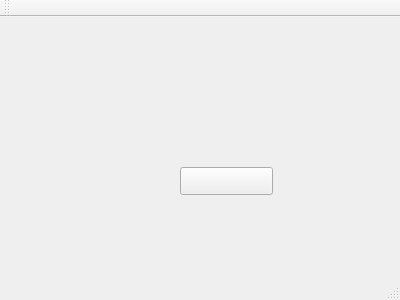
Qt form mainwindow.ui (humenghan314/TowerDefence) before a commit.
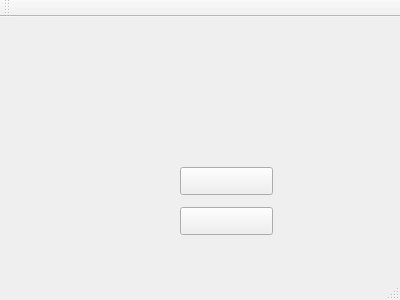
The same form after that commit.

```diff
--- a/mainwindow.ui
+++ b/mainwindow.ui
@@ -27,6 +27,19 @@
      <string/>
     </property>
    </widget>
+   <widget class="QPushButton" name="version_hard">
+    <property name="geometry">
+     <rect>
+      <x>180</x>
+      <y>190</y>
+      <width>93</width>
+      <height>28</height>
+     </rect>
+    </property>
+    <property name="text">
+     <string/>
+    </property>
+   </widget>
   </widget>
   <widget class="QMenuBar" name="menuBar">
    <property name="geometry">
```
Left out of the diff: 2 changed lines with no effect on the pictures.
